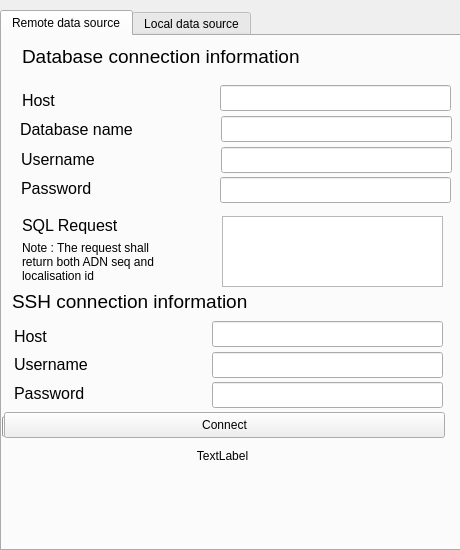
Above: MegaMachineEvolution/GUI/mainwindow.ui from IxSysTech/heigvd-pro-b-13 before the change. Below: the same form after it.
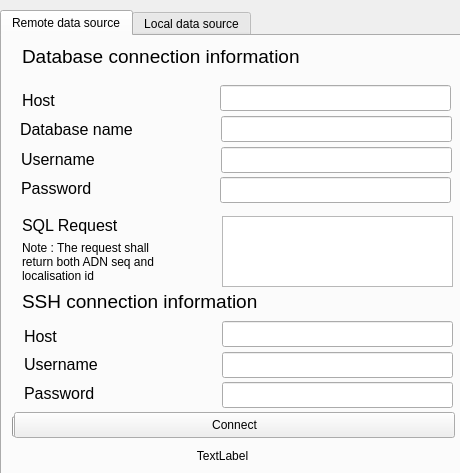
That is the form after the change.

Commit message: quick visual fixes

The edit to the form file:
```diff
--- a/MegaMachineEvolution/GUI/mainwindow.ui
+++ b/MegaMachineEvolution/GUI/mainwindow.ui
@@ -7,7 +7,7 @@
     <x>0</x>
     <y>0</y>
     <width>460</width>
-    <height>550</height>
+    <height>473</height>
    </rect>
   </property>
   <property name="minimumSize">
@@ -32,7 +32,7 @@
       <x>0</x>
       <y>10</y>
       <width>461</width>
-      <height>541</height>
+      <height>471</height>
      </rect>
     </property>
     <property name="currentIndex">
@@ -48,7 +48,7 @@
       </property>
       <property name="geometry">
        <rect>
-        <x>12</x>
+        <x>22</x>
         <y>348</y>
         <width>161</width>
         <height>18</height>
@@ -69,7 +69,7 @@
       </property>
       <property name="geometry">
        <rect>
-        <x>12</x>
+        <x>22</x>
         <y>319</y>
         <width>121</width>
         <height>18</height>
@@ -90,7 +90,7 @@
       </property>
       <property name="geometry">
        <rect>
-        <x>12</x>
+        <x>22</x>
         <y>291</y>
         <width>101</width>
         <height>18</height>
@@ -108,7 +108,7 @@
      <widget class="QProgressBar" name="pgbDownload">
       <property name="geometry">
        <rect>
-        <x>0</x>
+        <x>10</x>
         <y>380</y>
         <width>441</width>
         <height>21</height>
@@ -186,7 +186,7 @@
      <widget class="QLabel" name="label_9">
       <property name="geometry">
        <rect>
-        <x>10</x>
+        <x>20</x>
         <y>255</y>
         <width>441</width>
         <height>20</height>
@@ -225,7 +225,7 @@
       </property>
       <property name="geometry">
        <rect>
-        <x>210</x>
+        <x>220</x>
         <y>285</y>
         <width>231</width>
         <height>26</height>
@@ -282,7 +282,7 @@
       </property>
       <property name="geometry">
        <rect>
-        <x>210</x>
+        <x>220</x>
         <y>316</y>
         <width>231</width>
         <height>26</height>
@@ -305,7 +305,7 @@
       </property>
       <property name="geometry">
        <rect>
-        <x>210</x>
+        <x>220</x>
         <y>346</y>
         <width>231</width>
         <height>26</height>
@@ -315,7 +315,7 @@
      <widget class="QPushButton" name="btnConnect">
       <property name="geometry">
        <rect>
-        <x>2</x>
+        <x>12</x>
         <y>376</y>
         <width>441</width>
         <height>26</height>
@@ -366,7 +366,7 @@
        <rect>
         <x>220</x>
         <y>180</y>
-        <width>221</width>
+        <width>231</width>
         <height>71</height>
        </rect>
       </property>
```
